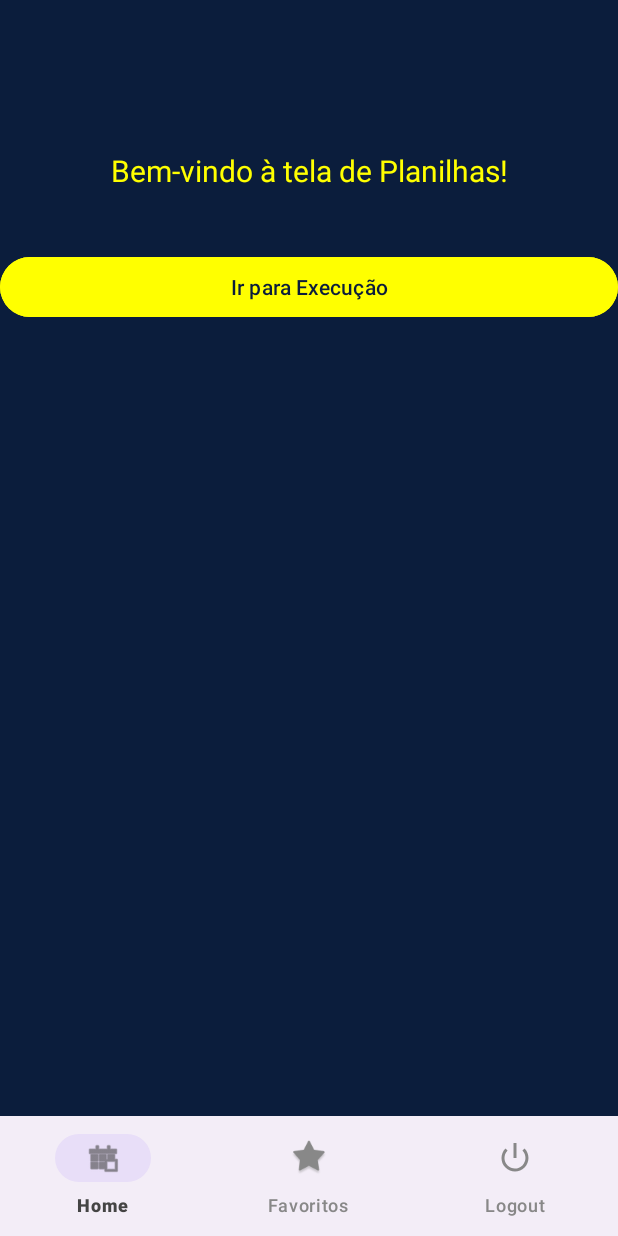
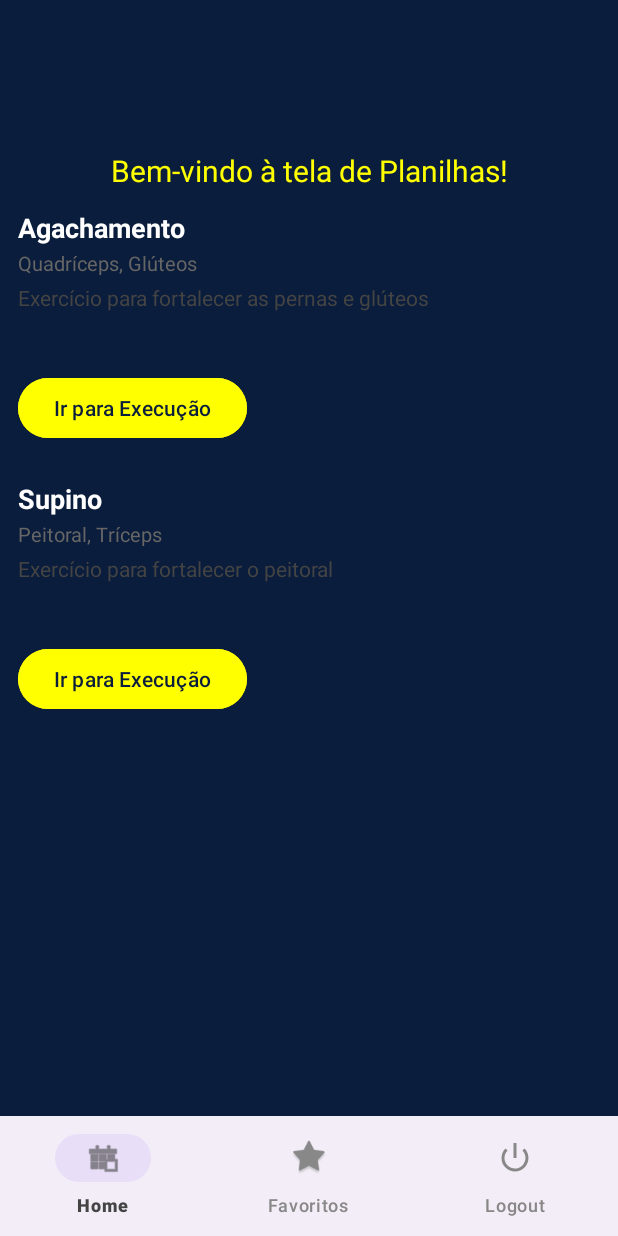
Before and after one commit to Mateus-Oliveira-Monteiro/U_train, an Android app: the Planilha screen opened directly, with no data from a screen before it, on a phone screen of 412 x 824 dp. Run offline under Robolectric (Android 15) with nearby library versions, the phone set to English and light mode, and no system bars.

Commit message:
listagem de exercicios

```diff
--- a/app/src/main/AndroidManifest.xml
+++ b/app/src/main/AndroidManifest.xml
@@ -26,9 +26,9 @@
             </intent-filter>
         </activity>
         <activity android:name=".Home" android:exported="true" />
-        <activity android:name=".Planilha" android:exported="true" />
+        <activity android:name=".planilhas.Planilha" android:exported="true" />
         <activity android:name=".Favoritos" android:exported="false" />
-        <activity android:name=".Execucao" android:exported="false" />
+        <activity android:name=".planilhas.Execucao" android:exported="false" />
         <activity android:name=".MainActivity" android:exported="true" />
     </application>
 </manifest>
--- a/app/src/main/java/br/com/instituto_federal/utrain/Home.java
+++ b/app/src/main/java/br/com/instituto_federal/utrain/Home.java
@@ -7,6 +7,8 @@ import android.widget.Button;
 import androidx.appcompat.app.AppCompatActivity;
 
 import com.google.android.material.bottomnavigation.BottomNavigationView;
+
+import br.com.instituto_federal.utrain.planilhas.Planilha;
 
 public class Home extends AppCompatActivity {
     @Override
--- /dev/null
+++ b/app/src/main/java/br/com/instituto_federal/utrain/planilhas/Exercicio.java
@@ -0,0 +1,42 @@
+package br.com.instituto_federal.utrain.planilhas;
+
+public class Exercicio {
+
+    private String nome;
+    private String descricao;
+    private String musculos;
+    private String youtubeId;
+
+    public Exercicio(String nome, String descricao, String musculos, String youtubeId) {
+        this.nome = nome;
+        this.descricao = descricao;
+        this.musculos = musculos;
+        this.youtubeId = youtubeId;
+    }
+
+    public String getNome() {
+        return nome;
+    }
+    public void setNome(String nome) {
+        this.nome = nome;
+    }
+    public String getDescricao() {
+        return descricao;
+    }
+    public void setDescricao(String descricao) {
+        this.descricao = descricao;
+    }
+    public String getMusculos() {
+        return musculos;
+    }
+    public void setMusculos(String musculos) {
+        this.musculos = musculos;
+    }
+    public String getYoutubeId() {
+        return youtubeId;
+    }
+    public void setYoutubeId(String youtubeId) {
+        this.youtubeId = youtubeId;
+    }
+
+}
--- /dev/null
+++ b/app/src/main/java/br/com/instituto_federal/utrain/planilhas/ExercicioAdapter.java
@@ -0,0 +1,65 @@
+package br.com.instituto_federal.utrain.planilhas;
+
+import android.content.Context;
+import android.content.Intent;
+import android.view.LayoutInflater;
+import android.view.View;
+import android.view.ViewGroup;
+import android.widget.Button;
+import android.widget.TextView;
+
+import androidx.annotation.NonNull;
+import androidx.recyclerview.widget.RecyclerView;
+import br.com.instituto_federal.utrain.R;
+import java.util.List;
+
+public class ExercicioAdapter extends RecyclerView.Adapter<ExercicioAdapter.ExercicioViewHolder> {
+    private List<Exercicio> exercicios;
+    private Context context;
+
+    public ExercicioAdapter(Context context, List<Exercicio> exercicios) {
+        this.context = context;
+        this.exercicios = exercicios;
+    }
+
+    @NonNull
+    @Override
+    public ExercicioViewHolder onCreateViewHolder(@NonNull ViewGroup parent, int viewType) {
+        View view = LayoutInflater.from(context).inflate(R.layout.item_planilha, parent, false);
+        return new ExercicioViewHolder(view);
+    }
+
+    @Override
+    public void onBindViewHolder(@NonNull ExercicioViewHolder holder, int position) {
+        Exercicio exercicio = exercicios.get(position);
+        holder.nome.setText(exercicio.getNome());
+        holder.descricao.setText(exercicio.getDescricao());
+        holder.musculos.setText(exercicio.getMusculos());
+
+        holder.btnExecucao.setOnClickListener(v -> {
+                Intent intent = new Intent(context, Execucao.class);
+                intent.putExtra("nomeExercicio", exercicio.getNome());
+                intent.putExtra("descricaoExercicio", exercicio.getDescricao());
+                intent.putExtra("musculosRecrutados", exercicio.getMusculos());
+                context.startActivity(intent);
+        });
+    }
+
+    @Override
+    public int getItemCount() {
+        return exercicios.size();
+    }
+
+    public static class ExercicioViewHolder extends RecyclerView.ViewHolder {
+        TextView nome, descricao, musculos;
+        Button btnExecucao;
+
+        public ExercicioViewHolder(@NonNull View itemView) {
+            super(itemView);
+            nome = itemView.findViewById(R.id.tvNomeExercicio);
+            descricao = itemView.findViewById(R.id.tvDescricaoExercicio);
+            musculos = itemView.findViewById(R.id.tvMusculosRecrutados);
+            btnExecucao = itemView.findViewById(R.id.btnExecucao);
+        }
+    }
+}
--- a/app/src/main/java/br/com/instituto_federal/utrain/Planilha.java
+++ b/app/src/main/java/br/com/instituto_federal/utrain/planilhas/Planilha.java
@@ -1,4 +1,4 @@
-package br.com.instituto_federal.utrain;
+package br.com.instituto_federal.utrain.planilhas;
 
 import android.content.Intent;
 import android.os.Bundle;
@@ -8,6 +8,14 @@ import android.widget.Button;
 import androidx.appcompat.app.AppCompatActivity;
 
 import com.google.android.material.bottomnavigation.BottomNavigationView;
+
+import java.util.ArrayList;
+import java.util.List;
+
+import br.com.instituto_federal.utrain.Home;
+import br.com.instituto_federal.utrain.Login;
+import br.com.instituto_federal.utrain.R;
+import androidx.recyclerview.widget.RecyclerView;
 
 public class Planilha extends AppCompatActivity {
     @Override
@@ -28,18 +36,15 @@ public class Planilha extends AppCompatActivity {
             return true;
         });
 
-        Button btnExecucao = findViewById(R.id.btnExecucao);
-        btnExecucao.setOnClickListener(new View.OnClickListener() {
-            @Override
-            public void onClick(View v) {
-                Intent intent = new Intent(Planilha.this, Execucao.class);
-                // Dados de exemplo para passar para a tela de Execução
-                intent.putExtra("nomeExercicio", "Supino Reto com Barra");
-                intent.putExtra("descricaoExercicio", "Deite-se em um banco reto, segure a barra com as mãos um pouco mais afastadas que a largura dos ombros. Desça a barra até tocar levemente o peito e empurre de volta à posição inicial.");
-                intent.putExtra("musculosRecrutados", "Peito (principal), Tríceps, Ombros (deltoides anteriores).");
-                intent.putExtra("youtubeVideoId", "V5iNNV9KaVA"); // ID do vídeo fornecido pelo usuário
-                startActivity(intent);
-            }
-        });
+
+
+        List<Exercicio> exercicio1 = new ArrayList<>();
+        exercicio1.add(new Exercicio("Agachamento", "Exercício para fortalecer as pernas e glúteos", "Quadríceps, Glúteos", "V5iNNV9KaVA"));
+        exercicio1.add(new Exercicio("Supino", "Exercício para fortalecer o peitoral", "Peitoral, Tríceps", "eG6b1k2a4g0"));
+        RecyclerView recyclerView = findViewById(R.id.recyclerView);
+        recyclerView.setLayoutManager(new androidx.recyclerview.widget.LinearLayoutManager(this));
+        ExercicioAdapter adapter = new ExercicioAdapter(this, exercicio1);
+        recyclerView.setAdapter(adapter);
+
     }
 }
--- a/app/src/main/res/layout/activity_execucao.xml
+++ b/app/src/main/res/layout/activity_execucao.xml
@@ -5,7 +5,7 @@
     android:layout_width="match_parent"
     android:layout_height="match_parent"
     android:background="@color/azul_escuro"
-    tools:context=".Execucao">
+    tools:context=".planilhas.Execucao">
 
     <TextView
         android:id="@+id/tvNomeExercicio"
--- a/app/src/main/res/layout/activity_planilha.xml
+++ b/app/src/main/res/layout/activity_planilha.xml
@@ -18,18 +18,17 @@
         app:layout_constraintStart_toStartOf="parent"
         app:layout_constraintEnd_toEndOf="parent" />
 
-    <Button
-        android:id="@+id/btnExecucao"
+    <androidx.recyclerview.widget.RecyclerView
+        android:id="@+id/recyclerView"
         android:layout_width="0dp"
-        android:layout_height="wrap_content"
-        android:text="Ir para Execução"
-        android:textColor="@color/azul_escuro"
-        android:backgroundTint="@color/amarelo_neon"
-        android:layout_marginTop="40dp"
+        android:layout_height="0dp"
         app:layout_constraintTop_toBottomOf="@id/tituloPlanilhas"
+        app:layout_constraintBottom_toTopOf="@id/bottomNavigationView"
         app:layout_constraintStart_toStartOf="parent"
         app:layout_constraintEnd_toEndOf="parent"
-        />
+        android:background="@color/azul_escuro"/>
+
+
 
     <com.google.android.material.bottomnavigation.BottomNavigationView
         android:id="@+id/bottomNavigationView"
--- /dev/null
+++ b/app/src/main/res/layout/item_planilha.xml
@@ -0,0 +1,43 @@
+<?xml version="1.0" encoding="utf-8"?>
+<LinearLayout xmlns:android="http://schemas.android.com/apk/res/android"
+    android:layout_width="match_parent"
+    android:layout_height="wrap_content"
+    android:orientation="vertical"
+    android:padding="12dp">
+
+    <TextView
+        android:id="@+id/tvNomeExercicio"
+        android:layout_width="wrap_content"
+        android:layout_height="wrap_content"
+        android:text="Nome do Exercício"
+        android:textColor="@color/white"
+        android:textSize="18sp"
+        android:textStyle="bold" />
+
+    <TextView
+        android:id="@+id/tvMusculosRecrutados"
+        android:layout_width="wrap_content"
+        android:layout_height="wrap_content"
+        android:layout_marginTop="2dp"
+        android:text="Músculos recrutados"
+        android:textColor="#666"
+        android:textSize="13sp" />
+
+    <TextView
+        android:id="@+id/tvDescricaoExercicio"
+        android:layout_width="wrap_content"
+        android:layout_height="wrap_content"
+        android:layout_marginTop="4dp"
+        android:text="Descrição do exercício"
+        android:textColor="#444"
+        android:textSize="14sp" />
+
+    <Button
+        android:id="@+id/btnExecucao"
+        android:layout_width="wrap_content"
+        android:layout_height="wrap_content"
+        android:layout_marginTop="40dp"
+        android:backgroundTint="@color/amarelo_neon"
+        android:text="Ir para Execução"
+        android:textColor="@color/azul_escuro" />
+</LinearLayout>
```
Also changed, not shown: app/src/main/java/br/com/instituto_federal/utrain/planilhas/Execucao.java (renamed from app/src/main/java/br/com/instituto_federal/utrain/Execucao.java, +6 -1 lines).
